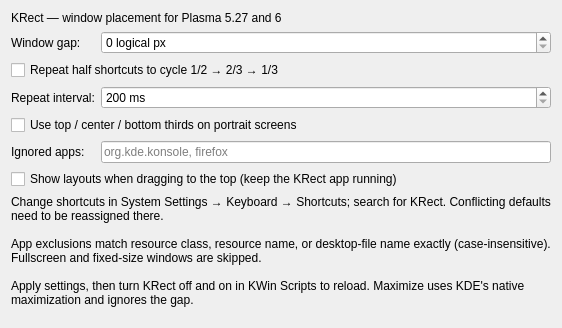
Qt form package/contents/ui/config.ui (ziwon/KRect) before a commit.
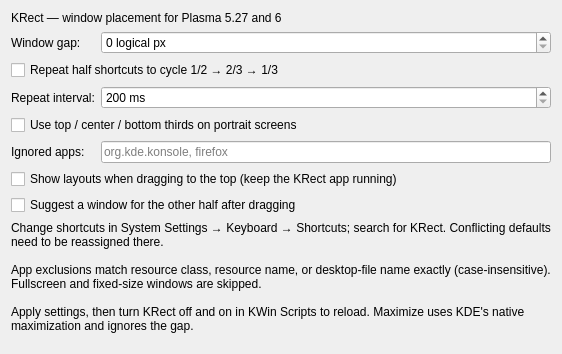
The same form after that commit.

Commit message: feat(snap): suggest a window for the other half

Diff of the .ui file:
```diff
--- a/package/contents/ui/config.ui
+++ b/package/contents/ui/config.ui
@@ -15,6 +15,7 @@
     <item row="4" column="0"><widget class="QLabel" name="ignoreLabel"><property name="text"><string>Ignored apps:</string></property><property name="buddy"><cstring>kcfg_IgnoredApplications</cstring></property></widget></item>
     <item row="4" column="1"><widget class="QLineEdit" name="kcfg_IgnoredApplications"><property name="placeholderText"><string>org.kde.konsole, firefox</string></property></widget></item>
     <item row="5" column="0" colspan="2"><widget class="QCheckBox" name="kcfg_SnapBar"><property name="text"><string>Show layouts when dragging to the top (keep the KRect app running)</string></property></widget></item>
+    <item row="6" column="0" colspan="2"><widget class="QCheckBox" name="kcfg_SnapAssist"><property name="text"><string>Suggest a window for the other half after dragging</string></property></widget></item>
    </layout></item>
    <item><widget class="QLabel" name="help"><property name="wordWrap"><bool>true</bool></property><property name="text"><string>Change shortcuts in System Settings → Keyboard → Shortcuts; search for KRect. Conflicting defaults need to be reassigned there.
 
```
The commit also changes 20 other files.
